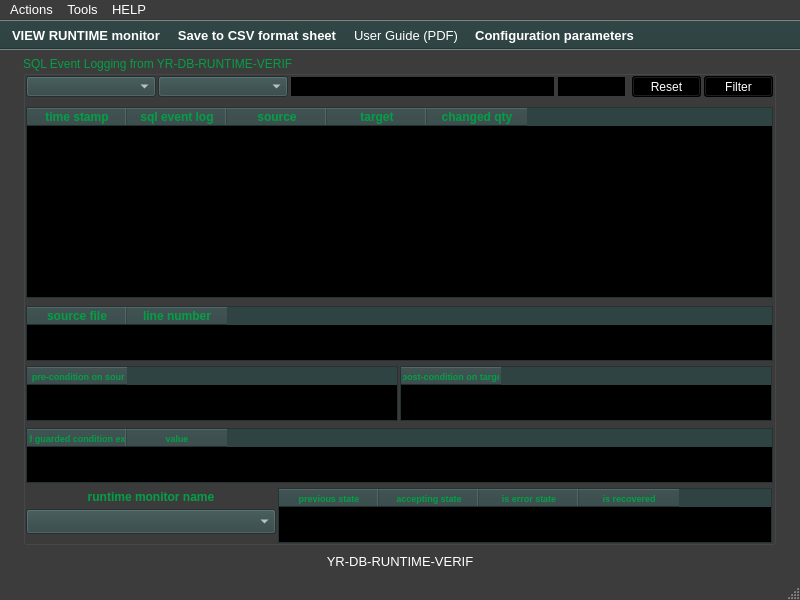
The window that ui/yr-db-runtime-verif-main-window.ui (yerothd/yr-db-runtime-verif) describes before a commit, drawn with Qt 5.
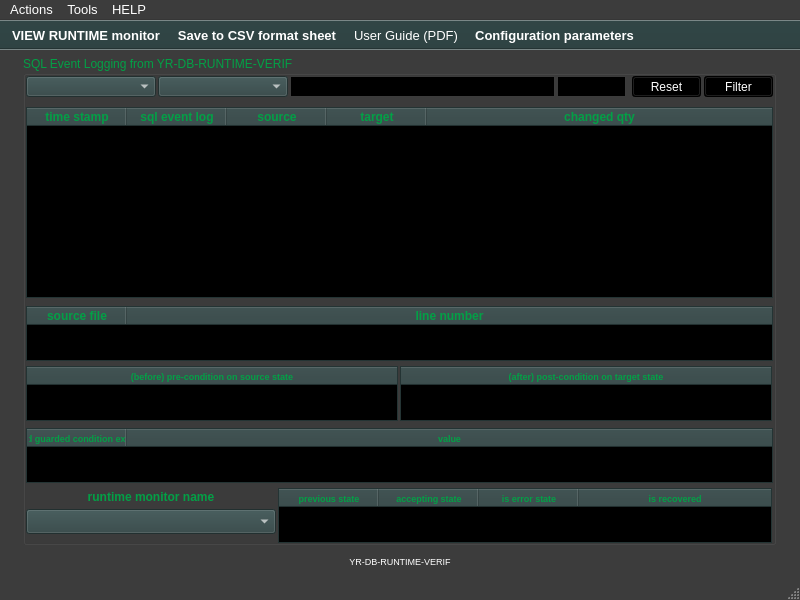
The same window after the commit. Icons and pictures are not drawn. Custom widgets are drawn as their Qt base class.

```diff
--- a/ui/yr-db-runtime-verif-main-window.ui
+++ b/ui/yr-db-runtime-verif-main-window.ui
@@ -1285,6 +1285,9 @@
      <property name="cornerButtonEnabled">
       <bool>true</bool>
      </property>
+     <attribute name="horizontalHeaderStretchLastSection">
+      <bool>true</bool>
+     </attribute>
      <attribute name="verticalHeaderDefaultSectionSize">
       <number>25</number>
      </attribute>
@@ -1880,12 +1883,18 @@
      <property name="selectionBehavior">
       <enum>QAbstractItemView::SelectRows</enum>
      </property>
+     <property name="textElideMode">
+      <enum>Qt::ElideRight</enum>
+     </property>
      <property name="showGrid">
       <bool>true</bool>
      </property>
      <property name="cornerButtonEnabled">
       <bool>true</bool>
      </property>
+     <attribute name="horizontalHeaderStretchLastSection">
+      <bool>true</bool>
+     </attribute>
      <attribute name="verticalHeaderDefaultSectionSize">
       <number>25</number>
      </attribute>
@@ -2431,6 +2440,15 @@
      <property name="cornerButtonEnabled">
       <bool>true</bool>
      </property>
+     <attribute name="horizontalHeaderCascadingSectionResizes">
+      <bool>true</bool>
+     </attribute>
+     <attribute name="horizontalHeaderShowSortIndicator" stdset="0">
+      <bool>false</bool>
+     </attribute>
+     <attribute name="horizontalHeaderStretchLastSection">
+      <bool>true</bool>
+     </attribute>
      <attribute name="verticalHeaderDefaultSectionSize">
       <number>25</number>
      </attribute>
@@ -2990,6 +3008,9 @@
      <property name="cornerButtonEnabled">
       <bool>true</bool>
      </property>
+     <attribute name="horizontalHeaderStretchLastSection">
+      <bool>true</bool>
+     </attribute>
      <attribute name="verticalHeaderDefaultSectionSize">
       <number>25</number>
      </attribute>
@@ -4153,6 +4174,9 @@
      <property name="cornerButtonEnabled">
       <bool>true</bool>
      </property>
+     <attribute name="horizontalHeaderStretchLastSection">
+      <bool>true</bool>
+     </attribute>
      <attribute name="verticalHeaderDefaultSectionSize">
       <number>25</number>
      </attribute>
@@ -7623,6 +7647,9 @@
      <property name="cornerButtonEnabled">
       <bool>true</bool>
      </property>
+     <attribute name="horizontalHeaderStretchLastSection">
+      <bool>true</bool>
+     </attribute>
      <attribute name="verticalHeaderDefaultSectionSize">
       <number>25</number>
      </attribute>
@@ -8149,7 +8176,7 @@
     </property>
     <property name="font">
      <font>
-      <pointsize>10</pointsize>
+      <pointsize>7</pointsize>
       <weight>50</weight>
       <bold>false</bold>
      </font>
```
